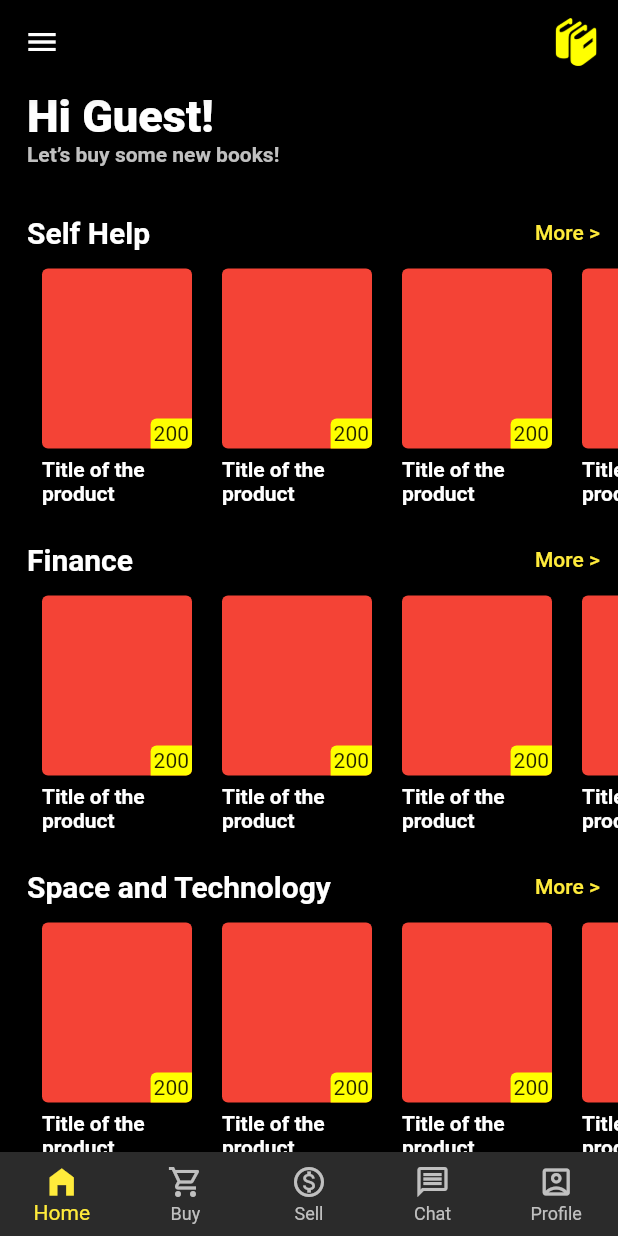
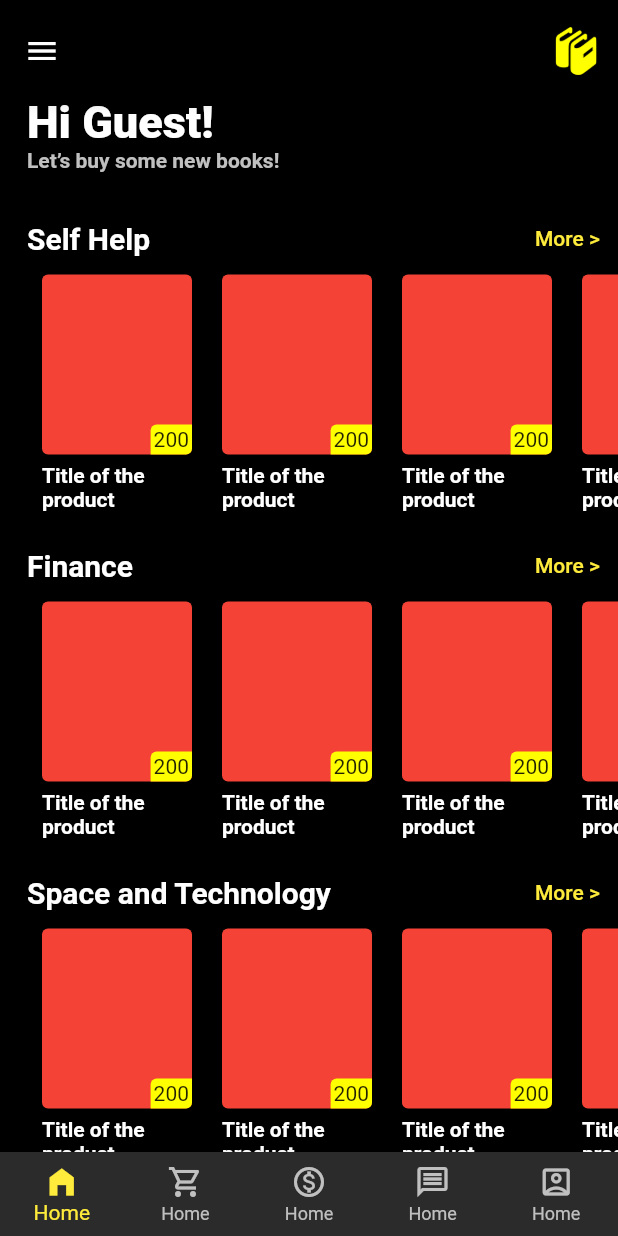
Before and after one commit to harshkumar4/Bookify, a Flutter app: the HomeScreen screen opened by its route, on a phone screen of 412 x 824 dp. Run offline on Flutter 3.47's test engine with Material 2 defaults, Android fonts, the phone set to English and light mode, and no system bars; our stand-ins replace animated_splash_screen.

Commit message:
Made chages in appbar

```diff
--- a/lib/main.dart
+++ b/lib/main.dart
@@ -1,8 +1,9 @@
+import 'package:flutter/material.dart';
+import 'package:animated_splash_screen/animated_splash_screen.dart';
+
 import 'package:bookify_try/screens/homescreen.dart';
 import 'package:bookify_try/screens/login.dart';
 import 'package:bookify_try/screens/signup.dart';
-import 'package:flutter/material.dart';
-import 'package:animated_splash_screen/animated_splash_screen.dart';
 
 void main() {
   runApp(MyApp());
@@ -20,7 +21,7 @@ class MyApp extends StatelessWidget {
       home: AnimatedSplashScreen(
         splashIconSize: double.infinity,
         splash: 'assets/splash.png',
-        nextScreen: SignUpScreen(),
+        nextScreen: HomeScreen(),
         duration: 200,
         backgroundColor: Color.fromRGBO(255, 191, 0, 1),
         splashTransition: SplashTransition.fadeTransition,
--- a/lib/screens/homescreen.dart
+++ b/lib/screens/homescreen.dart
@@ -1,7 +1,9 @@
+import 'package:bookify_try/widgets/appbar.dart';
 import 'package:flutter/material.dart';
 
 import '../widgets/navbar.dart';
 import '../widgets/itemslist.dart';
+import '../widgets/appbar.dart';
 
 class HomeScreen extends StatefulWidget {
   final routeName = '/homescreen';
@@ -15,19 +17,7 @@ class _HomeScreenState extends State<HomeScreen> {
     return SafeArea(
       child: Scaffold(
         drawer: Drawer(),
-        appBar: AppBar(
-          backgroundColor: Colors.black,
-          actions: [
-            Padding(
-              padding: const EdgeInsets.only(right: 12.0),
-              child: Image.asset(
-                'assets/logo.png',
-                height: 32,
-                width: 32,
-              ),
-            )
-          ],
-        ),
+        appBar: MyAppbar(),
         bottomNavigationBar: NavBar(),
         body: SingleChildScrollView(
           padding: EdgeInsets.only(left: 18),
--- /dev/null
+++ b/lib/widgets/appbar.dart
@@ -0,0 +1,28 @@
+import 'package:flutter/material.dart';
+
+class MyAppbar extends StatelessWidget implements PreferredSizeWidget {
+  @override
+  Size get preferredSize => Size.fromHeight(60);
+
+  @override
+  Widget build(BuildContext context) {
+    return Padding(
+      // color: Colors.white,
+      // height: 150,
+      padding: EdgeInsets.only(top: 8),
+      child: AppBar(
+        backgroundColor: Colors.black,
+        actions: [
+          Padding(
+            padding: const EdgeInsets.only(right: 12.0),
+            child: Image.asset(
+              'assets/logo.png',
+              height: 32,
+              width: 32,
+            ),
+          ),
+        ],
+      ),
+    );
+  }
+}
--- a/lib/widgets/navbar.dart
+++ b/lib/widgets/navbar.dart
@@ -15,33 +15,30 @@ class _NavBarState extends State<NavBar> {
       unselectedItemColor: Color.fromRGBO(192, 192, 192, 1),
       onTap: (value) => setState(() => index = value),
       items: [
-        const BottomNavigationBarItem(
-          activeIcon: const Icon(Icons.home_filled),
-          label: 'Home',
-          icon: const Icon(Icons.home_outlined),
+        _navItem(
+          'Home',
+          Icon(Icons.home_filled),
+          Icon(Icons.home_outlined),
         ),
-        const BottomNavigationBarItem(
-          activeIcon: const Icon(Icons.shopping_cart),
-          backgroundColor: Colors.yellow,
-          label: 'Buy',
-          icon: const Icon(Icons.shopping_cart_outlined),
+        _navItem(
+          'Buy',
+          Icon(Icons.shopping_cart),
+          Icon(Icons.shopping_cart_outlined),
         ),
-        const BottomNavigationBarItem(
-          activeIcon: const Icon(Icons.monetization_on),
-          label: 'Sell',
-          icon: const Icon(Icons.monetization_on_outlined),
+        _navItem(
+          'Sell',
+          Icon(Icons.monetization_on),
+          Icon(Icons.monetization_on_outlined),
         ),
-        const BottomNavigationBarItem(
-          activeIcon: const Icon(Icons.message),
-          backgroundColor: Colors.red,
-          label: 'Chat',
-          icon: const Icon(Icons.message_outlined),
+        _navItem(
+          'Chat',
+          Icon(Icons.message),
+          Icon(Icons.message_outlined),
         ),
-        BottomNavigationBarItem(
-          activeIcon: const Icon(Icons.account_box),
-          backgroundColor: Colors.red,
-          label: 'Profile',
-          icon: const Icon(Icons.account_box_outlined),
+        _navItem(
+          'Profile',
+          Icon(Icons.account_box),
+          Icon(Icons.account_box_outlined),
         ),
       ],
       backgroundColor: Color.fromRGBO(43, 43, 43, 1),
@@ -49,3 +46,11 @@ class _NavBarState extends State<NavBar> {
     );
   }
 }
+
+BottomNavigationBarItem _navItem(
+        String label, Icon activeIcon, Icon inactiveicon) =>
+    BottomNavigationBarItem(
+      activeIcon: activeIcon,
+      label: 'Home',
+      icon: inactiveicon,
+    );
```
